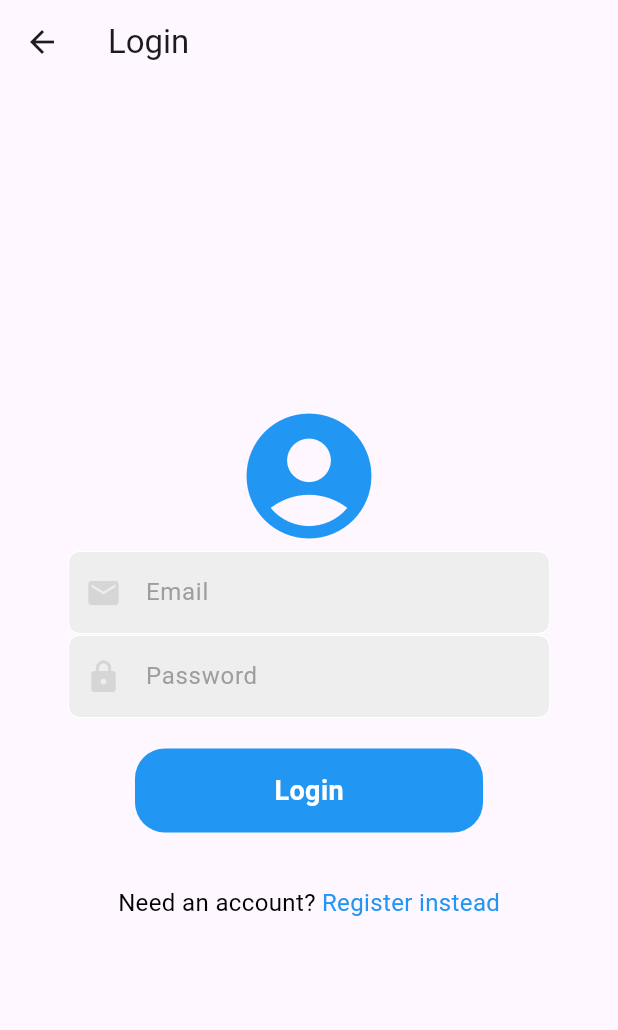
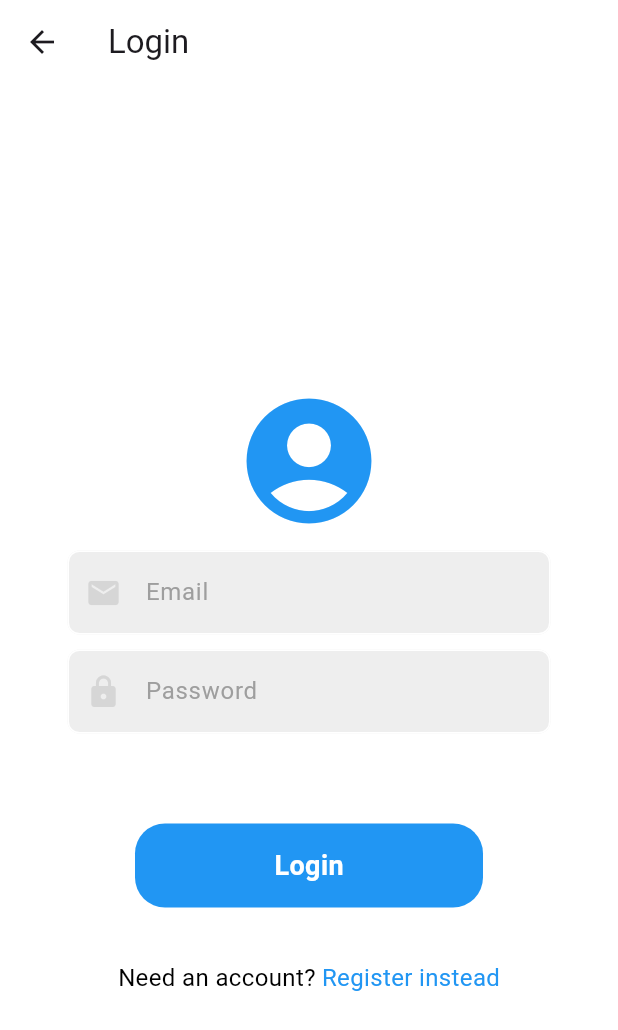
Before and after one commit to avillann00/event-organizer, a Flutter app: the screen it shows after launch, after a tap on "Sign In instead", on a phone screen of 412 x 824 dp. Shown: the top 1030 px of the screen. Run offline on Flutter 3.47's test engine with Material 3 defaults, Android fonts, the phone set to English and light mode, and no system bars; our stand-ins replace google_maps_flutter.

Commit message:
feat(Login): Improved login page visuals

```diff
--- a/mobile/lib/pages/login_page.dart
+++ b/mobile/lib/pages/login_page.dart
@@ -20,7 +20,9 @@ class _LoginPageState extends State<LoginPage> {
   @override
   Widget build(BuildContext context){
     return Scaffold(
+      backgroundColor: Colors.white,
       appBar: AppBar(
+        backgroundColor: Colors.white,
         title: Text('Login')
       ),
       body: Padding(
@@ -29,11 +31,15 @@ class _LoginPageState extends State<LoginPage> {
           child: Column(
             mainAxisSize: MainAxisSize.min,
             children: [
+              SizedBox(height: 40),
+
               Icon(
                 Icons.account_circle,
                 size: 100,
                 color: Colors.blue,
               ),
+
+              SizedBox(height: 10),
 
               AuthTextFields(
                 controller: emailController,
@@ -41,6 +47,8 @@ class _LoginPageState extends State<LoginPage> {
                 obscureText: false,
                 icon: Icons.email,
               ),
+
+              SizedBox(height: 10),
 
               AuthTextFields(
                 controller: passwordController,
@@ -50,7 +58,7 @@ class _LoginPageState extends State<LoginPage> {
               ),
 
               SizedBox(
-                height: 20
+                height: 60
               ),
 
               AuthButton(
```
Also changed, not shown: 9 other files.
